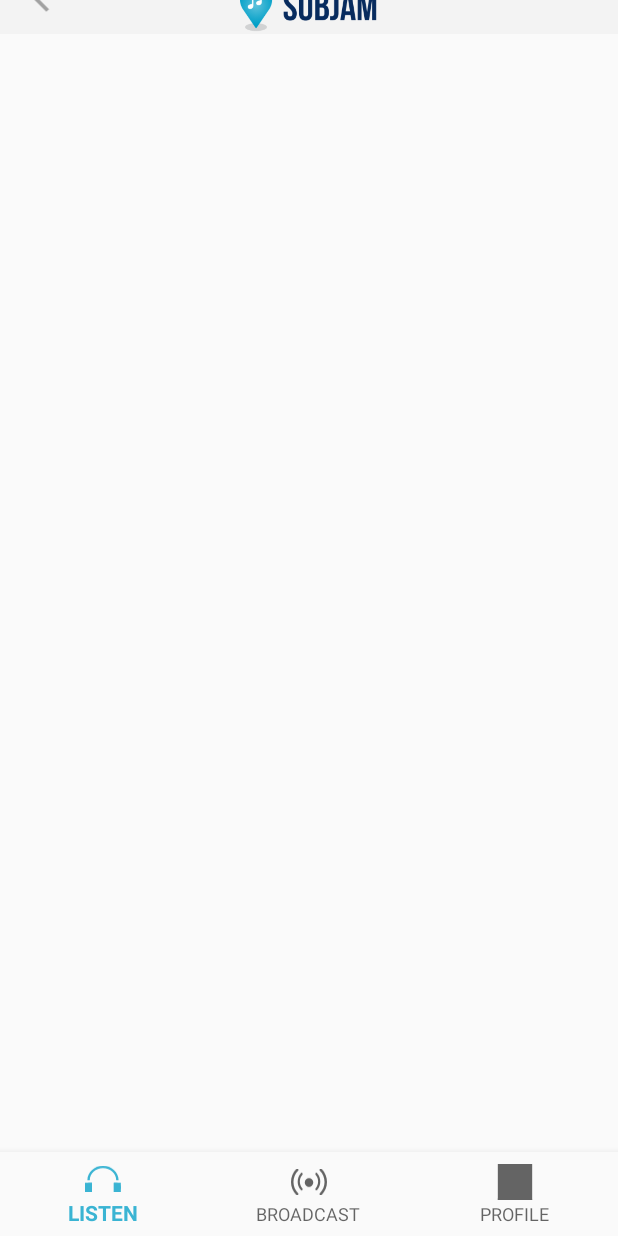
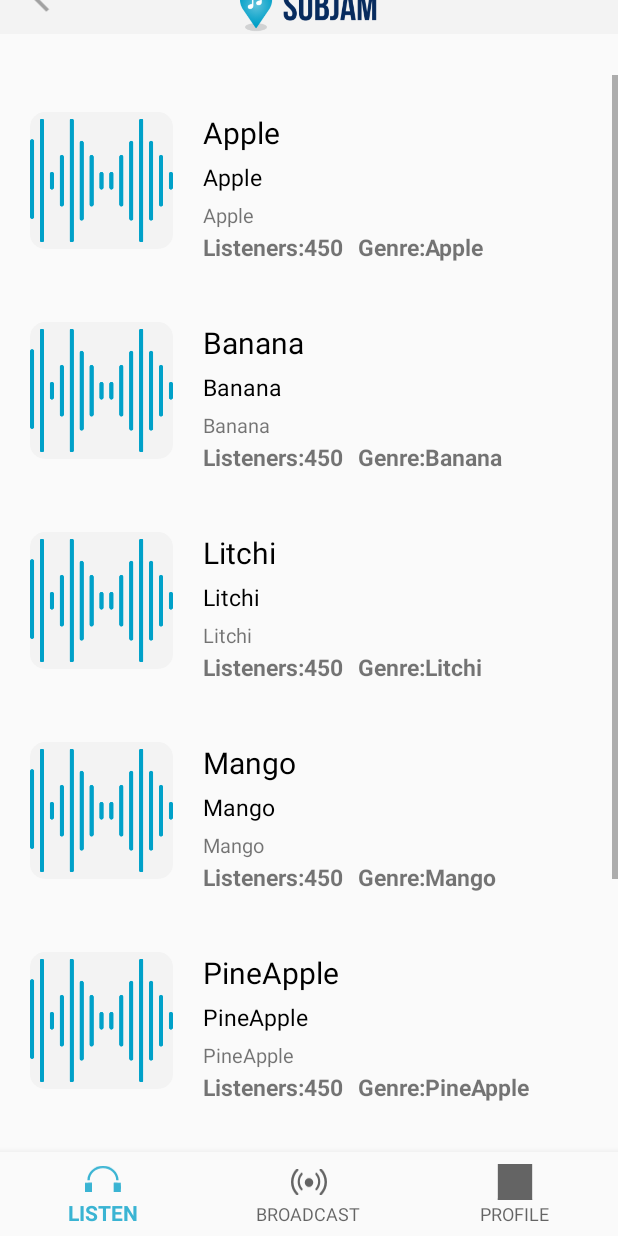
Before and after one commit to BlueSpider0130/subjam-Android-, an Android app: the ListenFragment screen opened directly, with no data from a screen before it, on a phone screen of 412 x 824 dp. Run offline under Robolectric (Android 15) with nearby library versions, the light colour scheme and no system bars; our stand-ins replace navigation-ui.

Commit message:
scrollable
before new fragment

```diff
--- a/app/src/main/java/com/example/myapplication/ui/broadcast/BroadcastFragment.java
+++ b/app/src/main/java/com/example/myapplication/ui/broadcast/BroadcastFragment.java
@@ -28,30 +28,7 @@ public class BroadcastFragment extends Fragment {
                 new ViewModelProvider(this).get(BroadcastViewModel.class);
         View root = inflater.inflate(R.layout.fragment_broadcast, container, false);
 
-        final TextView textView = root.findViewById(R.id.text_broadcast);
-        ListView simpleListView = (ListView)root.findViewById(R.id.list_view) ;
-
-        int[] music_action = {R.drawable.music_action, R.drawable.music_action, R.drawable.music_action, R.drawable.music_action, R.drawable.music_action};
-        String[] band_name = {"Apple", "Banana", "Litchi", "Mango", "PineApple"};//fruit names array
-        String[] title = {"Apple", "Banana", "Litchi", "Mango", "PineApple"};
-        String[] description = {"Apple", "Banana", "Litchi", "Mango", "PineApple"};
-        int[] listener = {450, 450, 450, 450, 450};
-        String[] gen = {"Apple", "Banana", "Litchi", "Mango", "PineApple"};
-
-
-        ArrayList<HashMap<String,Object>> arrayList=new ArrayList<>();
-        for (int i=0;i<band_name.length;i++)
-        {
-            HashMap<String,Object> hashMap=new HashMap<>();//create a hashmap to store the data in key value pair
-            hashMap.put("band_name",band_name[i]);
-            hashMap.put("title",title[i]);
-            hashMap.put("music_action",music_action[i]+"");
-            hashMap.put("description", description[i]);
-            hashMap.put("listener", listener[i]);
-            arrayList.add(hashMap);//add the hashmap into arrayList
-        }
-        String[] from={"band_name","title","music_action","description","listener"};
-        int[] to={R.id.textView,R.id.imageView};
+//        final TextView textView = root.findViewById(R.id.text_broadcast);
 
 
 //        broadcastViewModel.getText().observe(getViewLifecycleOwner(), new Observer<String>() {
--- a/app/src/main/java/com/example/myapplication/ui/listen/ListenFragment.java
+++ b/app/src/main/java/com/example/myapplication/ui/listen/ListenFragment.java
@@ -4,6 +4,8 @@ import android.os.Bundle;
 import android.view.LayoutInflater;
 import android.view.View;
 import android.view.ViewGroup;
+import android.widget.ListView;
+import android.widget.SimpleAdapter;
 import android.widget.TextView;
 
 import androidx.annotation.NonNull;
@@ -14,6 +16,9 @@ import androidx.lifecycle.ViewModelProvider;
 
 import com.example.myapplication.R;
 
+import java.util.ArrayList;
+import java.util.HashMap;
+
 public class ListenFragment extends Fragment {
 
     private ListenViewModel listenViewModel;
@@ -23,13 +28,40 @@ public class ListenFragment extends Fragment {
         listenViewModel =
                 new ViewModelProvider(this).get(ListenViewModel.class);
         View root = inflater.inflate(R.layout.fragment_listen, container, false);
+
+        ListView simpleListView = (ListView)root.findViewById(R.id.list_view) ;
+
+        int[] music_action = {R.drawable.music_action, R.drawable.music_action, R.drawable.music_action, R.drawable.music_action, R.drawable.music_action, R.drawable.logo, R.drawable.logo};
+        String[] band_name = {"Apple", "Banana", "Litchi", "Mango", "PineApple", "PineApple", "PineApple"};//fruit names array
+        String[] title = {"Apple", "Banana", "Litchi", "Mango", "PineApple", "PineApple", "PineApple"};
+        String[] description = {"Apple", "Banana", "Litchi", "Mango", "PineApple", "PineApple", "PineApple"};
+        int[] listener = {450, 450, 450, 450, 450, 450, 450};
+        String[] gen = {"Apple", "Banana", "Litchi", "Mango", "PineApple", "PineApple", "PineApple"};
+
+
+        ArrayList<HashMap<String,Object>> arrayList=new ArrayList<>();
+        for (int i=0;i<band_name.length;i++)
+        {
+            HashMap<String,Object> hashMap=new HashMap<>();//create a hashmap to store the data in key value pair
+            hashMap.put("band_name",band_name[i]);
+            hashMap.put("title",title[i]);
+            hashMap.put("music_action",music_action[i]+"");
+            hashMap.put("description", description[i]);
+            hashMap.put("listener", listener[i]);
+            hashMap.put("gen", gen[i]);
+            arrayList.add(hashMap);//add the hashmap into arrayList
+        }
+        String[] from={"band_name","title","music_action","description","listener","gen"};
+        int[] to={R.id.band_name,R.id.title,R.id.imageView,R.id.description,R.id.listener,R.id.gen};
+        SimpleAdapter simpleAdapter=new SimpleAdapter(this.getContext(),arrayList,R.layout.list_view_items,from,to);//Create object and set the parameters for simpleAdapter
+        simpleListView.setAdapter(simpleAdapter);//sets the adapter for listView
 //        final TextView textView = root.findViewById(R.id.text_listen);
-        listenViewModel.getText().observe(getViewLifecycleOwner(), new Observer<String>() {
-            @Override
-            public void onChanged(@Nullable String s) {
-//                textView.setText(s);
-            }
-        });
+//        listenViewModel.getText().observe(getViewLifecycleOwner(), new Observer<String>() {
+//            @Override
+//            public void onChanged(@Nullable String s) {
+////                textView.setText(s);
+//            }
+//        });
         return root;
     }
 }
--- /dev/null
+++ b/app/src/main/res/drawable/music_action_rounded.xml
@@ -0,0 +1,5 @@
+<?xml version="1.0" encoding="utf-8"?>
+<shape xmlns:android="http://schemas.android.com/apk/res/android">
+    <corners android:radius="10dp" />
+    <solid android:color="@color/default_back_grey" />
+</shape>
--- a/app/src/main/res/layout/fragment_listen.xml
+++ b/app/src/main/res/layout/fragment_listen.xml
@@ -4,8 +4,9 @@
     xmlns:tools="http://schemas.android.com/tools"
     android:layout_width="match_parent"
     android:layout_height="match_parent"
-    tools:context=".ui.listen.ListenFragment"
-    android:paddingTop="50dp">
+    android:paddingTop="50dp"
+    android:paddingBottom="50dp"
+    tools:context=".ui.listen.ListenFragment">
 
     <!--    <TextView-->
     <!--        android:id="@+id/text_listen"-->
@@ -20,10 +21,12 @@
     <!--        app:layout_constraintEnd_toEndOf="parent"-->
     <!--        app:layout_constraintStart_toStartOf="parent"-->
     <!--        app:layout_constraintTop_toTopOf="parent" />-->
+
         <ListView
             android:id="@+id/list_view"
             android:layout_width="match_parent"
             android:layout_height="match_parent"
-        android:dividerHeight="2dp"/>
+            android:divider="@null"
+            android:scrollbars="vertical"/>
 
 </androidx.constraintlayout.widget.ConstraintLayout>
--- /dev/null
+++ b/app/src/main/res/layout/list_view_items.xml
@@ -0,0 +1,105 @@
+<?xml version="1.0" encoding="utf-8"?>
+<LinearLayout xmlns:android="http://schemas.android.com/apk/res/android"
+    xmlns:app="http://schemas.android.com/apk/res-auto"
+    xmlns:tools="http://schemas.android.com/tools"
+    android:layout_width="match_parent"
+    android:layout_height="match_parent">
+
+    <androidx.constraintlayout.widget.ConstraintLayout
+        android:layout_width="match_parent"
+        android:layout_height="140dp">
+
+        <ImageView
+            android:id="@+id/imageView"
+            android:layout_width="95dp"
+            android:layout_height="91dp"
+            android:layout_marginStart="20dp"
+            android:layout_marginLeft="20dp"
+            android:background="@drawable/music_action_rounded"
+            app:layout_constraintBottom_toBottomOf="parent"
+            app:layout_constraintStart_toStartOf="parent"
+            app:layout_constraintTop_toTopOf="parent" />
+
+        <TextView
+            android:id="@+id/band_name"
+            android:layout_width="wrap_content"
+            android:layout_height="wrap_content"
+            android:layout_marginStart="20dp"
+            android:layout_marginLeft="20dp"
+            android:text="TextView"
+            android:textColor="@color/black"
+            android:textFontWeight="700"
+            android:textSize="20dp"
+            android:textStyle="bold"
+            app:layout_constraintStart_toEndOf="@+id/imageView"
+            app:layout_constraintTop_toTopOf="@+id/imageView" />
+
+        <TextView
+            android:id="@+id/title"
+            android:layout_width="wrap_content"
+            android:layout_height="wrap_content"
+            android:layout_marginTop="5dp"
+            android:text="TextView"
+            android:textColor="@color/black"
+            android:textSize="15dp"
+            app:layout_constraintStart_toStartOf="@+id/band_name"
+            app:layout_constraintTop_toBottomOf="@+id/band_name" />
+
+        <TextView
+            android:id="@+id/description"
+            android:layout_width="wrap_content"
+            android:layout_height="wrap_content"
+            android:layout_marginTop="5dp"
+            android:text="TextView"
+            android:textSize="13dp"
+            app:layout_constraintStart_toStartOf="@+id/title"
+            app:layout_constraintTop_toBottomOf="@+id/title" />
+
+        <TextView
+            android:id="@+id/textView6"
+            android:layout_width="wrap_content"
+            android:layout_height="wrap_content"
+            android:layout_marginTop="10dp"
+            android:text="Listeners:"
+            android:textSize="15dp"
+            android:textStyle="bold"
+            app:layout_constraintBottom_toBottomOf="@+id/imageView"
+            app:layout_constraintStart_toStartOf="@+id/description"
+            app:layout_constraintTop_toBottomOf="@+id/description" />
+
+        <TextView
+            android:id="@+id/listener"
+            android:layout_width="wrap_content"
+            android:layout_height="wrap_content"
+            android:text="TextView"
+            android:textSize="15dp"
+            android:textStyle="bold"
+            app:layout_constraintBottom_toBottomOf="@+id/textView6"
+            app:layout_constraintStart_toEndOf="@+id/textView6"
+            app:layout_constraintTop_toTopOf="@+id/textView6" />
+
+        <TextView
+            android:id="@+id/textView8"
+            android:layout_width="wrap_content"
+            android:layout_height="wrap_content"
+            android:layout_marginStart="10dp"
+            android:layout_marginLeft="10dp"
+            android:text="Genre:"
+            android:textSize="15dp"
+            android:textStyle="bold"
+            app:layout_constraintBottom_toBottomOf="@+id/listener"
+            app:layout_constraintStart_toEndOf="@+id/listener"
+            app:layout_constraintTop_toTopOf="@+id/listener" />
+
+        <TextView
+            android:id="@+id/gen"
+            android:layout_width="wrap_content"
+            android:layout_height="wrap_content"
+            android:text="TextView"
+            android:textSize="15dp"
+            android:textStyle="bold"
+            app:layout_constraintBottom_toBottomOf="@+id/textView8"
+            app:layout_constraintStart_toEndOf="@+id/textView8"
+            app:layout_constraintTop_toTopOf="@+id/textView8" />
+    </androidx.constraintlayout.widget.ConstraintLayout>
+</LinearLayout>
```
Lines whose indentation alone changed are shown as unchanged.
